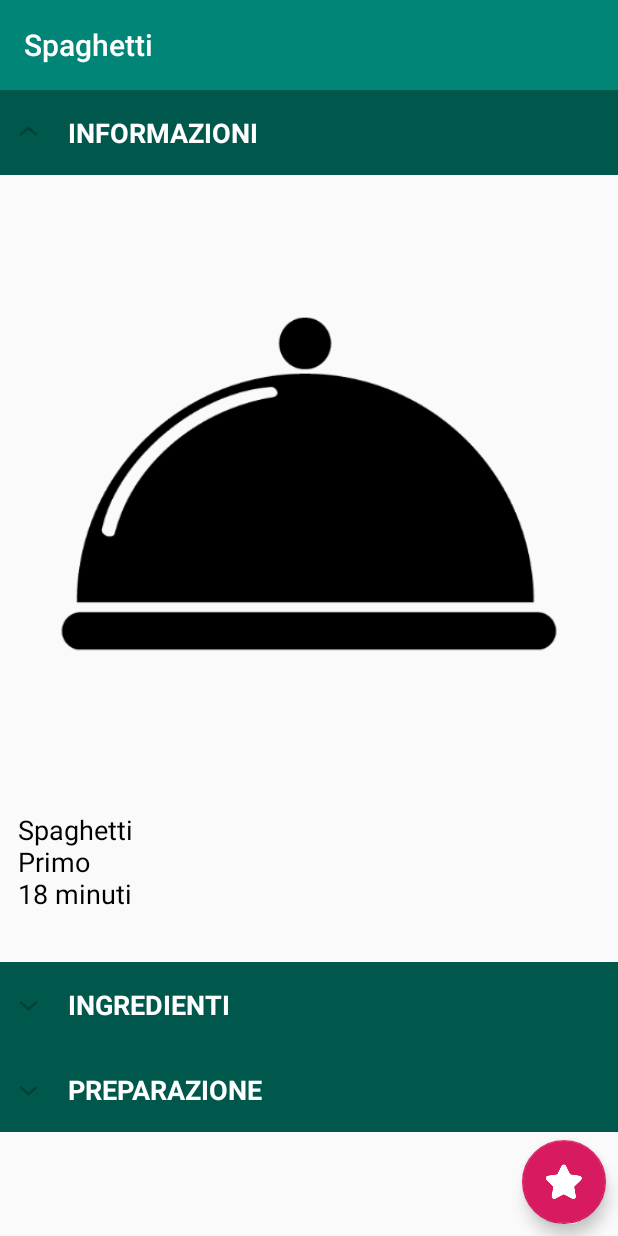
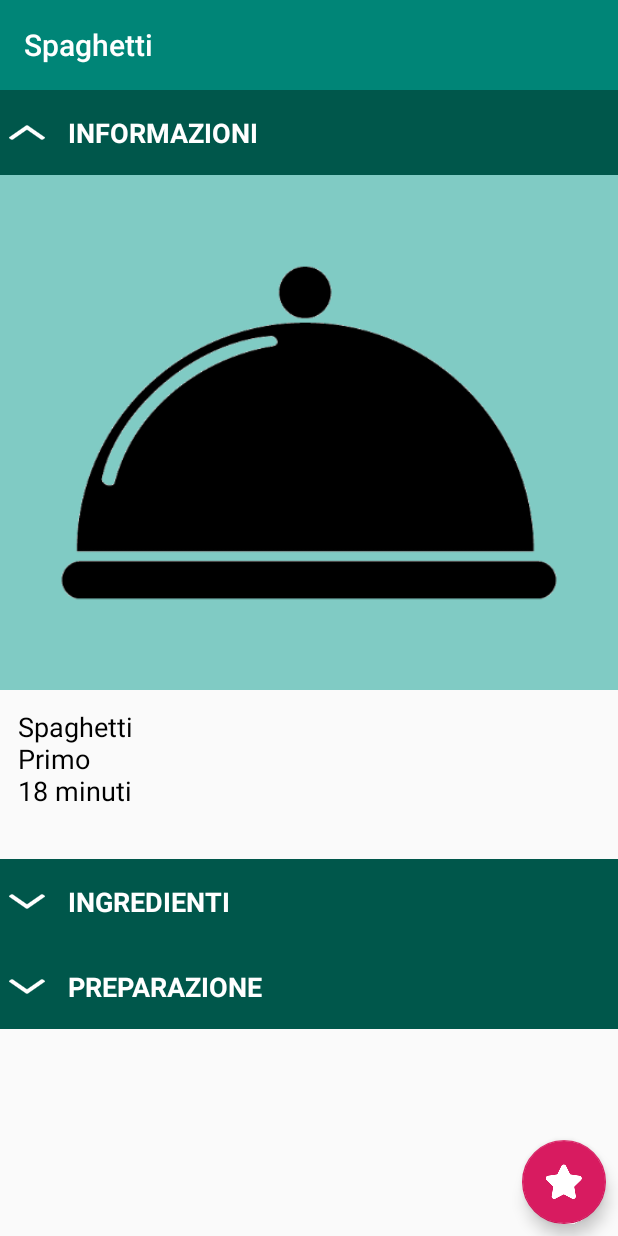
Before and after one commit to progettazioneappmobili/Ricettario, an Android app: the screen it shows after launch (ShowRecipeActivity), after a tap on "Foto del piatto", on a phone screen of 412 x 824 dp. Run offline under Robolectric (Android 15) with nearby library versions, the phone set to English and light mode, and no system bars.

Commit message:
Icone personalizzate per expandable list view (per vederle meglio)

```diff
--- /dev/null
+++ b/FoodBook/app/src/main/res/drawable/expandablelist_icon.xml
@@ -0,0 +1,28 @@
+<?xml version="1.0" encoding="utf-8"?>
+<selector xmlns:android="http://schemas.android.com/apk/res/android">
+    <item
+        android:state_empty="true" >
+        <layer-list>
+            <item
+                android:left="3dp"
+                android:right="3dp"
+                android:top="20dp"
+                android:bottom="20dp"
+                android:drawable="@drawable/ic_icon_down_arrow">
+            </item>
+        </layer-list>
+    </item>
+
+    <item
+        android:state_expanded="false" >
+        <layer-list>
+            <item
+                android:left="3dp"
+                android:right="3dp"
+                android:top="20dp"
+                android:bottom="20dp"
+                android:drawable="@drawable/ic_icon_up_arrow">
+            </item>
+        </layer-list>
+    </item>
+</selector>
--- a/FoodBook/app/src/main/res/layout/activity_main.xml
+++ b/FoodBook/app/src/main/res/layout/activity_main.xml
@@ -15,7 +15,8 @@
         <ExpandableListView
             android:layout_width="match_parent"
             android:layout_height="match_parent"
-            android:id="@+id/expandableListViewHome"/>
+            android:id="@+id/expandableListViewHome"
+            android:groupIndicator="@drawable/expandablelist_icon"/>
 
     </LinearLayout>
 
--- a/FoodBook/app/src/main/res/layout/activity_show.xml
+++ b/FoodBook/app/src/main/res/layout/activity_show.xml
@@ -23,7 +23,8 @@ classe ShowExpandableListAdapter. -->
             <ExpandableListView
                 android:id="@+id/expandableListViewShowRecipe"
                 android:layout_width="match_parent"
-                android:layout_height="wrap_content" />
+                android:layout_height="wrap_content"
+                android:groupIndicator="@drawable/expandablelist_icon"/>
 
         </LinearLayout>
 
--- a/FoodBook/app/src/main/res/layout/expandable_list_item_recipe_infos.xml
+++ b/FoodBook/app/src/main/res/layout/expandable_list_item_recipe_infos.xml
@@ -10,10 +10,11 @@
         android:id="@+id/imageViewShowRecipe"
         android:layout_width="0dp"
         android:layout_height="0dp"
+        android:background="#80CBC4"
+        android:contentDescription="@string/foto_del_piatto"
         android:scaleType="centerCrop"
         android:src="@drawable/dish_icon"
-        android:contentDescription="@string/foto_del_piatto"
-        app:layout_constraintDimensionRatio="1"
+        app:layout_constraintDimensionRatio="1.2"
         app:layout_constraintEnd_toEndOf="parent"
         app:layout_constraintStart_toStartOf="parent"
         app:layout_constraintTop_toTopOf="parent" />
```
Also changed, not shown: FoodBook/app/src/main/res/drawable-hdpi/ic_icon_down_arrow.png (added), FoodBook/app/src/main/res/drawable-hdpi/ic_icon_up_arrow.png (added), FoodBook/app/src/main/res/drawable-mdpi/ic_icon_down_arrow.png (added), FoodBook/app/src/main/res/drawable-mdpi/ic_icon_up_arrow.png (added), FoodBook/app/src/main/res/drawable-xhdpi/ic_icon_down_arrow.png (added), FoodBook/app/src/main/res/drawable-xhdpi/ic_icon_up_arrow.png (added), FoodBook/app/src/main/res/drawable-xxhdpi/ic_icon_down_arrow.png (added), FoodBook/app/src/main/res/drawable-xxhdpi/ic_icon_up_arrow.png (added), FoodBook/app/src/main/res/drawable-xxxhdpi/ic_icon_down_arrow.png (added), FoodBook/app/src/main/res/drawable-xxxhdpi/ic_icon_up_arrow.png (added).
